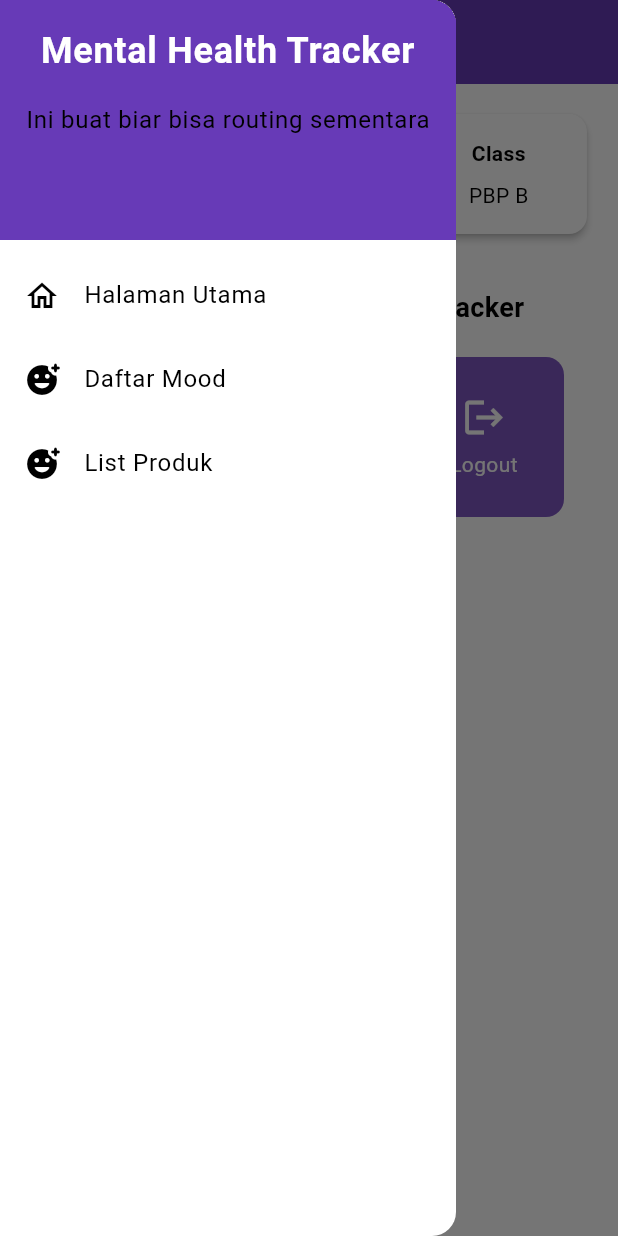
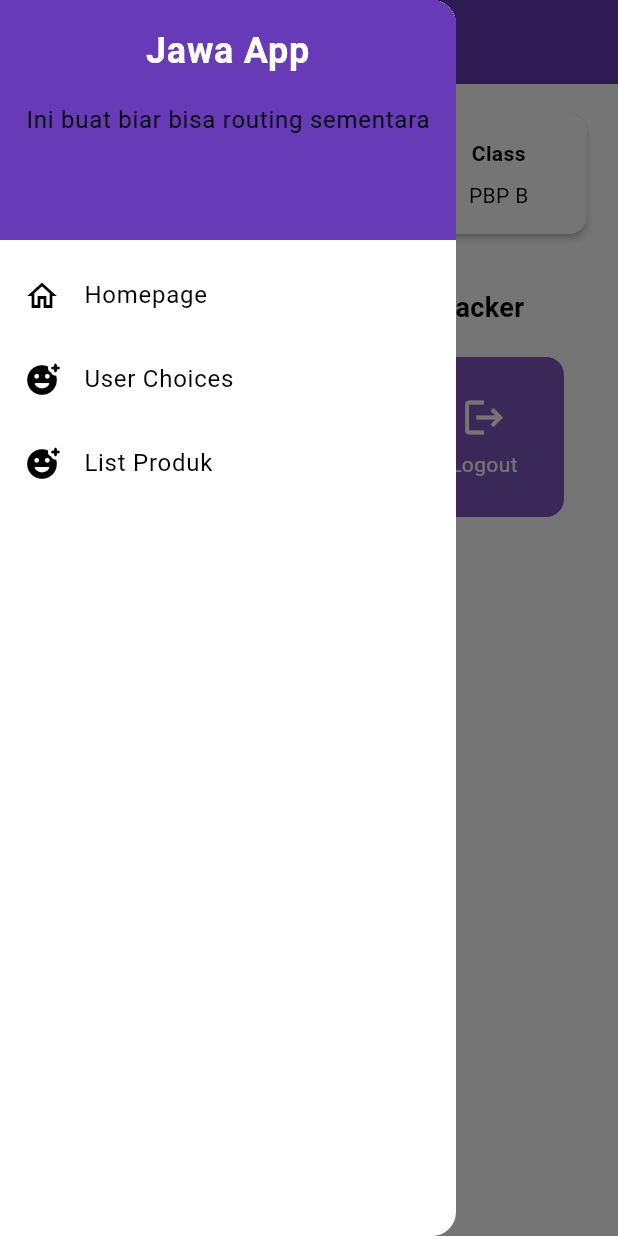
Before and after one commit to PbpIndexA/Jakarta-Wardrobe-Mobile, a Flutter app: the MyHomePage screen opened directly, with the side drawer open, on a phone screen of 412 x 824 dp. Run offline on Flutter 3.47's test engine with Material 3 defaults, Android fonts, the phone set to English and light mode, and no system bars; missing offline and left inert: pbp_django_auth.

Commit message:
misc: rename

```diff
--- a/lib/shared/widgets/drawer.dart
+++ b/lib/shared/widgets/drawer.dart
@@ -1,5 +1,5 @@
 import 'package:flutter/material.dart';
-import 'package:jawa_app/menu.dart';
+import 'package:jawa_app/home.dart';
 import 'package:jawa_app/userchoice/screens/userchoicePage.dart';
 import 'package:jawa_app/product/screens/listproduct.dart';
 
@@ -18,7 +18,7 @@ class LeftDrawer extends StatelessWidget {
             child: const Column(
               children: [
                 Text(
-                  'Mental Health Tracker',
+                  'Jawa App',
                   textAlign: TextAlign.center,
                   style: TextStyle(
                     fontSize: 24,
@@ -35,7 +35,7 @@ class LeftDrawer extends StatelessWidget {
           ),
           ListTile(
             leading: const Icon(Icons.home_outlined),
-            title: const Text('Halaman Utama'),
+            title: const Text('Homepage'),
             // Bagian redirection ke MyHomePage
             onTap: () {
               Navigator.pushReplacement(
@@ -47,7 +47,7 @@ class LeftDrawer extends StatelessWidget {
           ),
           ListTile(
             leading: const Icon(Icons.add_reaction_rounded),
-            title: const Text('Daftar Mood'),
+            title: const Text('User Choices'),
             onTap: () {
                 // Route menu ke halaman mood
                 Navigator.push(
```
Also changed, not shown: lib/widgets/left_drawer.dart (deleted, +0 -19 lines), lib/home.dart (renamed from lib/menu.dart).
